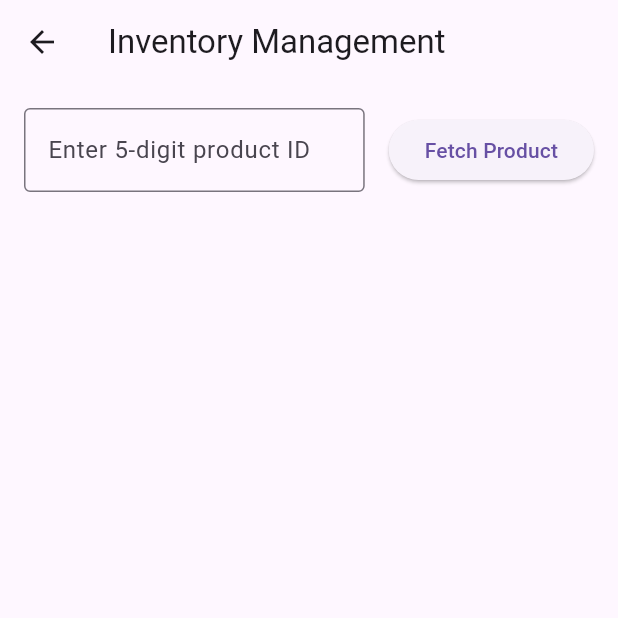
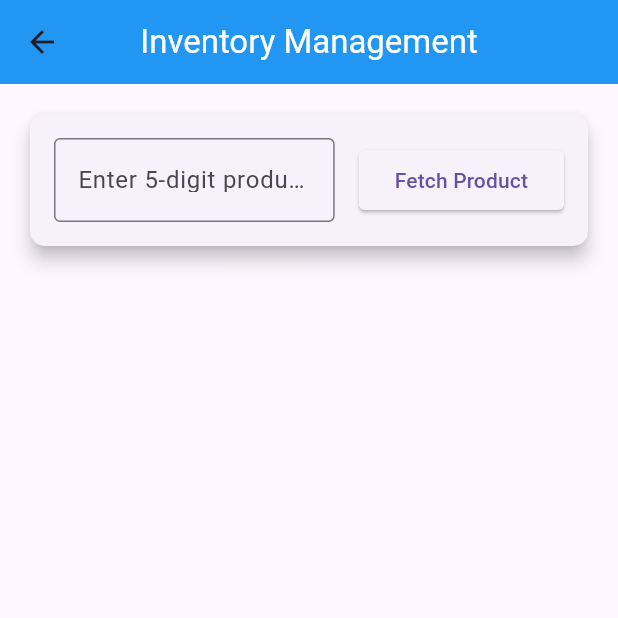
Before and after one commit to Nepal90/inventory_management, a Flutter app: the DashboardScreen screen opened by its route, after a tap on "Inventory Screen", on a phone screen of 412 x 824 dp, the top half of it. Run offline on Flutter 3.47's test engine with Material 3 defaults, Android fonts, the phone set to English and light mode, and no system bars.

Commit message:
new changes

```diff
--- a/lib/main.dart
+++ b/lib/main.dart
@@ -23,9 +23,6 @@ class InventoryApp extends StatelessWidget {
         'SignUpScreen': (context) => SignUpScreen(),
         'InventoryScreen': (context) => const InventoryScreen(),
         'DashboardScreen': (context) => DashboardScreen(),
-      // '/userInformation': (context) => UserInformationScreen(),
-      // '/account': (context) => AccountScreen(),
-      // '/addProduct': (context) => AddProductScreen(),
       },
     );
   }
--- a/lib/screens/dashboard_screen.dart
+++ b/lib/screens/dashboard_screen.dart
@@ -1,5 +1,5 @@
 import 'package:flutter/material.dart';
-import 'package:inventory_management/screens/inventory_screen.dart'; // Make sure to import the InventoryScreen
+import 'package:inventory_management/screens/inventory_screen.dart';
 
 class DashboardScreen extends StatelessWidget {
   @override
@@ -15,41 +15,55 @@ class DashboardScreen extends StatelessWidget {
         padding: const EdgeInsets.all(16.0),
         child: GridView(
           gridDelegate: const SliverGridDelegateWithFixedCrossAxisCount(
-            crossAxisCount: 2, // 2 columns
-            crossAxisSpacing: 16.0, // space between columns
-            mainAxisSpacing: 16.0, // space between rows
+            crossAxisCount: 2,
+            crossAxisSpacing: 16.0,
+            mainAxisSpacing: 16.0,
           ),
           children: [
             DashboardItem(
               icon: Icons.inventory,
               label: 'Inventory Screen',
               onTap: () {
-                Navigator.pushNamed(context, 'InventoryScreen'); // Navigate to Inventory Screen
+                Navigator.push(
+                  context,
+                  MaterialPageRoute(
+                    builder: (context) => InventoryScreen(),
+                  ),
+                );
               },
             ),
             DashboardItem(
               icon: Icons.person,
               label: 'User Information',
               onTap: () {
-                Navigator.pushNamed(context, '/userInformation'); // Navigate to User Information
+                _showWorkInProgressMessage(context);
               },
             ),
             DashboardItem(
               icon: Icons.account_circle,
               label: 'Account',
               onTap: () {
-                Navigator.pushNamed(context, '/account'); // Navigate to Account
+                _showWorkInProgressMessage(context);
               },
             ),
             DashboardItem(
               icon: Icons.add_box,
               label: 'Add Product',
               onTap: () {
-                Navigator.pushNamed(context, '/addProduct'); // Navigate to Add Product
+                _showWorkInProgressMessage(context);
               },
             ),
           ],
         ),
+      ),
+    );
+  }
+
+  void _showWorkInProgressMessage(BuildContext context) {
+    ScaffoldMessenger.of(context).showSnackBar(
+      SnackBar(
+        content: const Text('Working in Progress'),
+        duration: const Duration(seconds: 2),
       ),
     );
   }
--- a/lib/screens/inventory_screen.dart
+++ b/lib/screens/inventory_screen.dart
@@ -1,7 +1,6 @@
 import 'package:flutter/material.dart';
 import '../widgets/product_input.dart';
 import '../widgets/product_display.dart';
-import '../widgets/user_info.dart';
 import '../models/product.dart';
 import '../models/user.dart';
 
@@ -21,6 +20,7 @@ class _InventoryScreenState extends State<InventoryScreen> {
     companyName: 'ABC Corp',
   );
   final String deviceId = 'D001';
+  bool showUserInfo = false;
 
   void handleProductFetch(Product product) {
     setState(() {
@@ -36,26 +36,116 @@ class _InventoryScreenState extends State<InventoryScreen> {
     }
   }
 
+  void toggleUserInfo() {
+    setState(() {
+      showUserInfo = !showUserInfo;
+    });
+  }
+
   @override
   Widget build(BuildContext context) {
     return Scaffold(
       appBar: AppBar(
-        title: const Text('Inventory Management'),
+        title: const Text(
+          'Inventory Management',
+          style: TextStyle(color: Colors.white),
+        ),
+        centerTitle: true,
+        backgroundColor: Colors.blue,
       ),
       body: SingleChildScrollView(
         padding: const EdgeInsets.all(16.0),
         child: Column(
           crossAxisAlignment: CrossAxisAlignment.start,
           children: [
-            ProductInput(onProductFetch: handleProductFetch),
+            Card(
+              elevation: 5,
+              shape: RoundedRectangleBorder(
+                borderRadius: BorderRadius.circular(10.0),
+              ),
+              child: Padding(
+                padding: const EdgeInsets.all(16.0),
+                child: ProductInput(onProductFetch: handleProductFetch),
+              ),
+            ),
             if (currentProduct != null) ...[
               const SizedBox(height: 16),
-              ProductDisplay(
-                product: currentProduct!,
-                onStockUpdate: handleStockUpdate,
+              Card(
+                elevation: 5,
+                shape: RoundedRectangleBorder(
+                  borderRadius: BorderRadius.circular(10.0),
+                ),
+                child: Padding(
+                  padding: const EdgeInsets.all(16.0),
+                  child: Column(
+                    children: [
+                      ProductDisplay(
+                        product: currentProduct!,
+                        onStockUpdate: handleStockUpdate,
+                      ),
+                      const SizedBox(height: 16),
+                      ElevatedButton(
+                        onPressed: toggleUserInfo,
+                        style: ElevatedButton.styleFrom(
+                          backgroundColor: Colors.blue,
+                          shape: RoundedRectangleBorder(
+                            borderRadius: BorderRadius.circular(4.0),
+                          ),
+                          padding: const EdgeInsets.symmetric(
+                              vertical: 12, horizontal: 16),
+                        ),
+                        child: Text(
+                          showUserInfo
+                              ? 'Hide User Information'
+                              : 'Show User Information',
+                          style: const TextStyle(fontSize: 16),
+                        ),
+                      ),
+                    ],
+                  ),
+                ),
               ),
+            ],
+            if (showUserInfo) ...[
               const SizedBox(height: 16),
-              UserInfo(user: user, deviceId: deviceId),
+              Card(
+                elevation: 5,
+                shape: RoundedRectangleBorder(
+                  borderRadius: BorderRadius.circular(10.0),
+                ),
+                child: Padding(
+                  padding: const EdgeInsets.all(16.0),
+                  child: Column(
+                    crossAxisAlignment: CrossAxisAlignment.start,
+                    children: [
+                      Text(
+                        'User ID: ${user.id}',
+                        style: const TextStyle(fontSize: 16, fontWeight: FontWeight.bold),
+                      ),
+                      const SizedBox(height: 8),
+                      Text(
+                        'Username: ${user.username}',
+                        style: const TextStyle(fontSize: 16),
+                      ),
+                      const SizedBox(height: 8),
+                      Text(
+                        'Designation: ${user.designation}',
+                        style: const TextStyle(fontSize: 16),
+                      ),
+                      const SizedBox(height: 8),
+                      Text(
+                        'Company Name: ${user.companyName}',
+                        style: const TextStyle(fontSize: 16),
+                      ),
+                      const SizedBox(height: 8),
+                      Text(
+                        'Device ID: $deviceId',
+                        style: const TextStyle(fontSize: 16),
+                      ),
+                    ],
+                  ),
+                ),
+              ),
             ],
           ],
         ),
--- a/lib/screens/login_screen.dart
+++ b/lib/screens/login_screen.dart
@@ -18,14 +18,11 @@ class _SignInScreenState extends State<SignInScreen> {
   }
 
   void _handleSignIn(BuildContext context) {
-    // Example validation logic (you can customize this as needed)
     if (_emailController.text.isNotEmpty &&
         _passwordController.text.isNotEmpty &&
         _isEmailValid) {
-      // Navigate to Dashboard Screen and remove the SignInScreen from the navigation stack
       Navigator.pushReplacementNamed(context, 'DashboardScreen');
     } else {
-      // Show error message
       ScaffoldMessenger.of(context).showSnackBar(
         const SnackBar(content: Text('Please enter valid credentials')),
       );
--- a/lib/screens/signup_screen.dart
+++ b/lib/screens/signup_screen.dart
@@ -13,7 +13,6 @@ class _SignUpScreenState extends State<SignUpScreen> {
 
   bool _isEmailValid = true;
 
-  // Validate email format
   void _validateEmail(String email) {
     setState(() {
       _isEmailValid =
@@ -22,14 +21,12 @@ class _SignUpScreenState extends State<SignUpScreen> {
     });
   }
 
-  // Handle Sign-Up logic
   void _handleSignUp(BuildContext context) {
     if (_nameController.text.isNotEmpty &&
         _phoneNumberController.text.isNotEmpty &&
         _emailController.text.isNotEmpty &&
         _passwordController.text.isNotEmpty &&
         _isEmailValid) {
-      // Show success message
       ScaffoldMessenger.of(context).showSnackBar(
         const SnackBar(
           content: Text('Successfully Registered!'),
@@ -37,12 +34,10 @@ class _SignUpScreenState extends State<SignUpScreen> {
         ),
       );
 
-      // Navigate back to the Login screen
       Future.delayed(const Duration(seconds: 0), () {
         Navigator.pop(context);
       });
     } else {
-      // Show error message
       ScaffoldMessenger.of(context).showSnackBar(
         const SnackBar(
           content: Text('Please fill in all fields correctly!'),
--- a/lib/widgets/product_display.dart
+++ b/lib/widgets/product_display.dart
@@ -21,7 +21,8 @@ class _ProductDisplayState extends State<ProductDisplay> {
   @override
   void initState() {
     super.initState();
-    _stockController = TextEditingController(text: widget.product.currentStock.toString());
+    _stockController =
+        TextEditingController(text: widget.product.currentStock.toString());
   }
 
   @override
@@ -32,8 +33,25 @@ class _ProductDisplayState extends State<ProductDisplay> {
 
   void _handleStockUpdate() {
     final newStock = int.tryParse(_stockController.text);
-    if (newStock != null && newStock >= 0) {
+    if (newStock == null || newStock < 0) {
+
+      ScaffoldMessenger.of(context).showSnackBar(
+        const SnackBar(
+          content: Text('Please enter a valid stock value.'),
+          backgroundColor: Colors.red,
+        ),
+      );
+    } else {
+
       widget.onStockUpdate(newStock);
+
+
+      ScaffoldMessenger.of(context).showSnackBar(
+        SnackBar(
+          content: Text('Stock updated successfully to $newStock.'),
+          backgroundColor: Colors.green,
+        ),
+      );
     }
   }
 
@@ -53,6 +71,10 @@ class _ProductDisplayState extends State<ProductDisplay> {
                   width: 100,
                   height: 100,
                   fit: BoxFit.cover,
+                  errorBuilder: (context, error, stackTrace) {
+                    return Icon(Icons.broken_image,
+                        size: 100, color: Colors.grey);
+                  },
                 ),
                 const SizedBox(width: 16),
                 Expanded(
@@ -72,7 +94,8 @@ class _ProductDisplayState extends State<ProductDisplay> {
             ),
             const SizedBox(height: 16),
             Text('Product ID: ${widget.product.id}'),
-            Text('First Inventory Date: ${widget.product.firstInventoryDate.toLocal()}'),
+            Text(
+                'First Inventory Date: ${widget.product.firstInventoryDate.toLocal()}'),
             Text('Supervisor: ${widget.product.supervisorName}'),
             Text('Current Stock: ${widget.product.currentStock}'),
             const SizedBox(height: 16),
@@ -91,6 +114,11 @@ class _ProductDisplayState extends State<ProductDisplay> {
                 const SizedBox(width: 16),
                 ElevatedButton(
                   onPressed: _handleStockUpdate,
+                  style: ElevatedButton.styleFrom(
+                    shape: RoundedRectangleBorder(
+                      borderRadius: BorderRadius.circular(4.0),
+                    ),
+                  ),
                   child: const Text('Update Stock'),
                 ),
               ],
--- a/lib/widgets/product_input.dart
+++ b/lib/widgets/product_input.dart
@@ -21,7 +21,7 @@ class _ProductInputState extends State<ProductInput> {
         id: _productIdController.text,
         name: 'Sample Product',
         description: 'This is a sample product description.',
-        photoUrl: 'https://via.placeholder.com/200',
+        photoUrl: 'https://unsplash.com/photos/silver-macbook-on-white-table-Hin-rzhOdWs',
         firstInventoryDate: DateTime.now(),
         supervisorName: 'Jane Smith',
         currentStock: 100,
@@ -40,7 +40,7 @@ class _ProductInputState extends State<ProductInput> {
             child: TextFormField(
               controller: _productIdController,
               decoration: const InputDecoration(
-                labelText: 'Enter 5-digit product ID',
+                labelText: 'Enter 5-digit product ID, ex:- U0001.',
                 border: OutlineInputBorder(),
               ),
               validator: (value) {
@@ -57,6 +57,11 @@ class _ProductInputState extends State<ProductInput> {
           const SizedBox(width: 16),
           ElevatedButton(
             onPressed: _handleSubmit,
+            style: ElevatedButton.styleFrom(
+              shape: RoundedRectangleBorder(
+                borderRadius: BorderRadius.circular(4.0),
+              ),
+            ),
             child: const Text('Fetch Product'),
           ),
         ],
```
Also changed, not shown: assets/logo.png (deleted).
